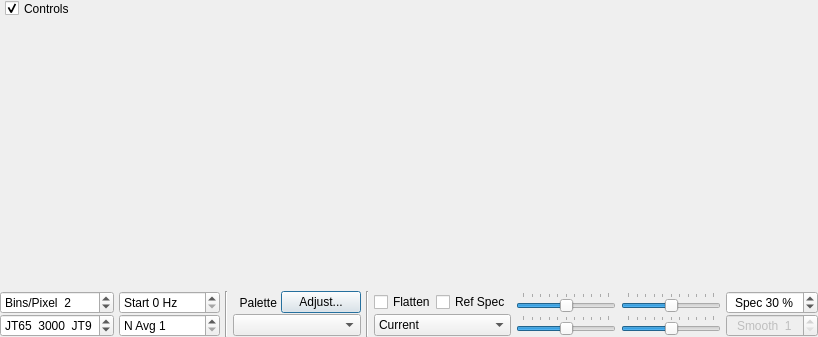
This is widegraph.ui in qcmiao1998/js8call as Qt 5 draws it before an edit. The edited form follows.
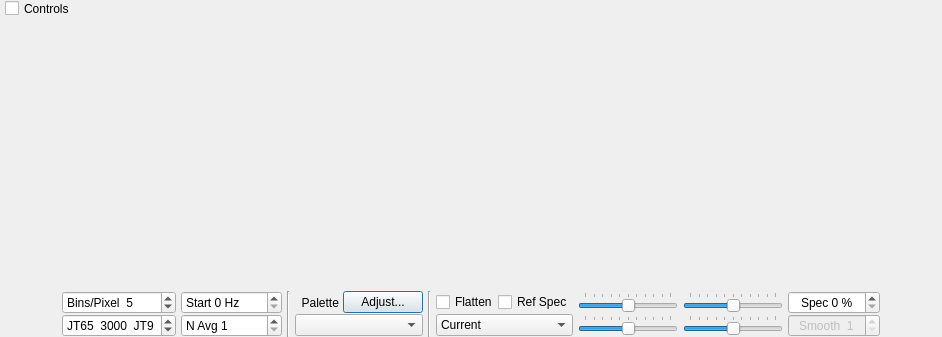
This is the edited form. Custom widgets are drawn as their Qt base class.

Commit message: Fixed spec percent bug. Reduced default controls to nil

```diff
--- a/widegraph.ui
+++ b/widegraph.ui
@@ -6,7 +6,7 @@
    <rect>
     <x>0</x>
     <y>0</y>
-    <width>799</width>
+    <width>942</width>
     <height>337</height>
    </rect>
   </property>
@@ -68,7 +68,7 @@
        <string>Controls</string>
       </property>
       <property name="checked">
-       <bool>true</bool>
+       <bool>false</bool>
       </property>
      </widget>
     </widget>
@@ -219,7 +219,7 @@
          <number>5</number>
         </property>
         <property name="value">
-         <number>30</number>
+         <number>0</number>
         </property>
        </widget>
       </item>
@@ -293,7 +293,7 @@
          <number>1</number>
         </property>
         <property name="value">
-         <number>2</number>
+         <number>5</number>
         </property>
        </widget>
       </item>
```
The commit also changes 2 other files.
